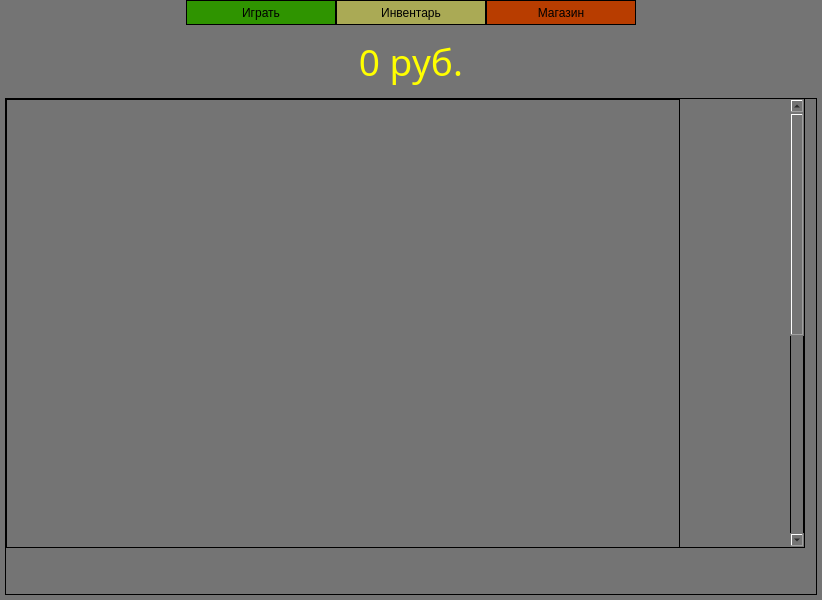
Old version of the form src/MazeWindow.ui in the repository Leksusmart/Maze_Case.
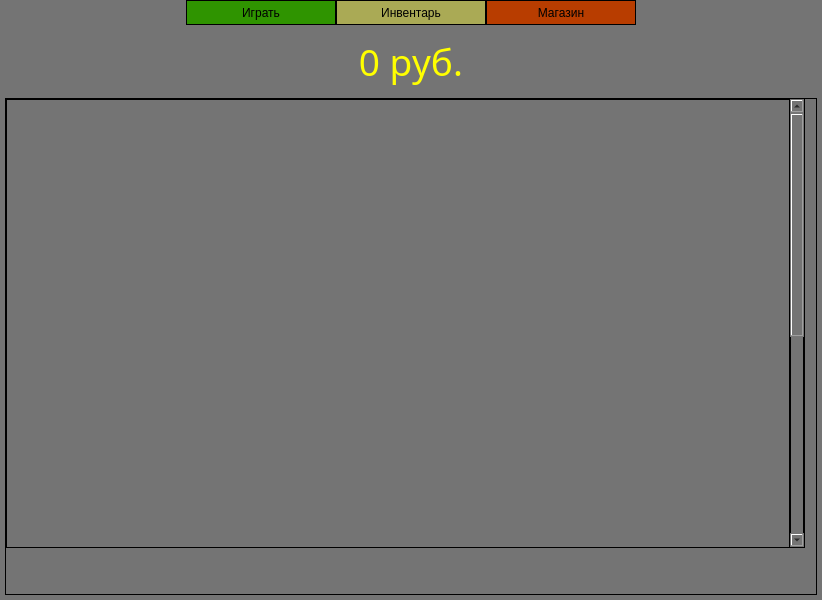
New version of the form. The open tabs and pages were chosen to show the change. Icons and pictures are not drawn.

Commit message: Fixed Inventory bad settings

What changed in the file:
```diff
--- a/src/MazeWindow.ui
+++ b/src/MazeWindow.ui
@@ -822,12 +822,12 @@
            <x>0</x>
            <y>0</y>
            <width>784</width>
-           <height>841</height>
+           <height>839</height>
           </rect>
          </property>
          <layout class="QGridLayout" name="gridLayout">
           <property name="sizeConstraint">
-           <enum>QLayout::SizeConstraint::SetMaximumSize</enum>
+           <enum>QLayout::SizeConstraint::SetMinimumSize</enum>
           </property>
           <property name="leftMargin">
            <number>5</number>
@@ -839,7 +839,7 @@
            <number>5</number>
           </property>
           <property name="bottomMargin">
-           <number>5</number>
+           <number>3</number>
           </property>
           <property name="horizontalSpacing">
            <number>0</number>
```
Left out of the diff: 2 changed lines with no effect on the pictures. The commit also changes 1 other file.
